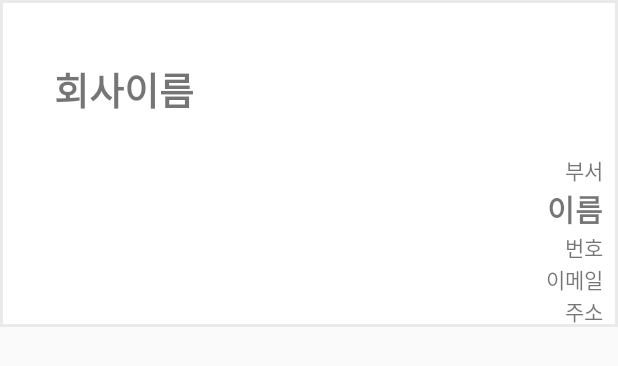
After one commit to teamebcapp/ebc-client, an Android app: the layout my_bc_fregment.xml on its own in the app's theme, with its tools: preview values and no code run, on a phone screen of 412 x 824 dp. The commit adds this screen. Shown: the top 366 px of the screen. Run offline under Robolectric (Android 15) with nearby library versions, the phone set to English and light mode, and no system bars.

Commit message:
qr코드 명함, 명함객체, 명함서비스 추가

```diff
--- /dev/null
+++ b/app/src/main/res/drawable/border.xml
@@ -0,0 +1,19 @@
+<?xml version="1.0" encoding="utf-8"?>
+<shape xmlns:android="http://schemas.android.com/apk/res/android"
+    android:shape="rectangle">
+
+    <gradient
+        android:angle="0"
+        android:centerColor="#ffffff"
+        android:centerX="35%"
+        android:endColor="#ffffff"
+        android:startColor="#ffffff"
+        android:type="linear"/>
+
+    <size
+        android:width="80dp"
+        android:height="80dp"/>
+    <stroke
+        android:width="2dp"
+        android:color="#eaeaea"/>
+</shape>
--- /dev/null
+++ b/app/src/main/res/layout/my_bc_fregment.xml
@@ -0,0 +1,82 @@
+<?xml version="1.0" encoding="utf-8"?>
+<LinearLayout xmlns:android="http://schemas.android.com/apk/res/android"
+    xmlns:tools="http://schemas.android.com/tools"
+    android:layout_width="match_parent"
+    android:layout_height="wrap_content">
+
+    <LinearLayout
+        android:layout_width="match_parent"
+        android:layout_height="218dp"
+        android:orientation="horizontal"
+        android:background="@drawable/border">
+
+        <LinearLayout
+            android:layout_width="93dp"
+            android:layout_height="match_parent"
+            android:layout_weight="1"
+            android:orientation="vertical">
+
+            <TextView
+                android:id="@+id/compony"
+                android:layout_width="match_parent"
+                android:layout_height="wrap_content"
+                android:layout_marginTop="40dp"
+                android:baselineAligned="false"
+                android:text="회사이름"
+                android:textStyle="bold"
+                android:textSize="25dp"
+                android:textAlignment="center" />
+        </LinearLayout>
+
+        <LinearLayout
+            android:layout_width="174dp"
+            android:layout_height="match_parent"
+            android:layout_weight="1"
+            android:orientation="vertical"
+            android:gravity="bottom">
+
+            <TextView
+                android:id="@+id/depart"
+                android:layout_width="match_parent"
+                android:layout_height="wrap_content"
+                android:text="부서"
+                android:layout_marginRight="10dp"
+                android:textAlignment="textEnd" />
+
+            <TextView
+                android:id="@+id/name"
+                android:layout_width="match_parent"
+                android:layout_height="wrap_content"
+                android:text="이름"
+                android:textStyle="bold"
+                android:textSize="20dp"
+                android:layout_marginRight="10dp"
+                android:textAlignment="textEnd" />
+
+            <TextView
+                android:id="@+id/phone"
+                android:layout_width="match_parent"
+                android:layout_height="wrap_content"
+                android:text="번호"
+                android:layout_marginRight="10dp"
+                android:textAlignment="textEnd"/>
+
+            <TextView
+                android:id="@+id/email"
+                android:layout_width="match_parent"
+                android:layout_height="wrap_content"
+                android:text="이메일"
+                android:layout_marginRight="10dp"
+                android:textAlignment="textEnd"/>
+
+            <TextView
+                android:id="@+id/address"
+                android:layout_width="match_parent"
+                android:layout_height="wrap_content"
+                android:text="주소"
+                android:layout_marginRight="10dp"
+                android:textAlignment="textEnd"/>
+        </LinearLayout>
+
+    </LinearLayout>
+</LinearLayout>
```
Also changed, not shown: app/src/main/java/teamebcapp/ebc/BusinessCard/BusinessCard.java (added, +17 -0 lines), app/src/main/java/teamebcapp/ebc/BusinessCard/BusinessCardService.java (added, +33 -0 lines), app/src/main/java/teamebcapp/ebc/Frag1/Fragment1.java (+99 -8 lines), app/src/main/java/teamebcapp/ebc/MyBCFrag/BCPageAdapter.java (added, +77 -0 lines), app/src/main/java/teamebcapp/ebc/common/global/User.java (added, +37 -0 lines), app/src/main/res/layout/fragment1.xml (+42 -13 lines).
